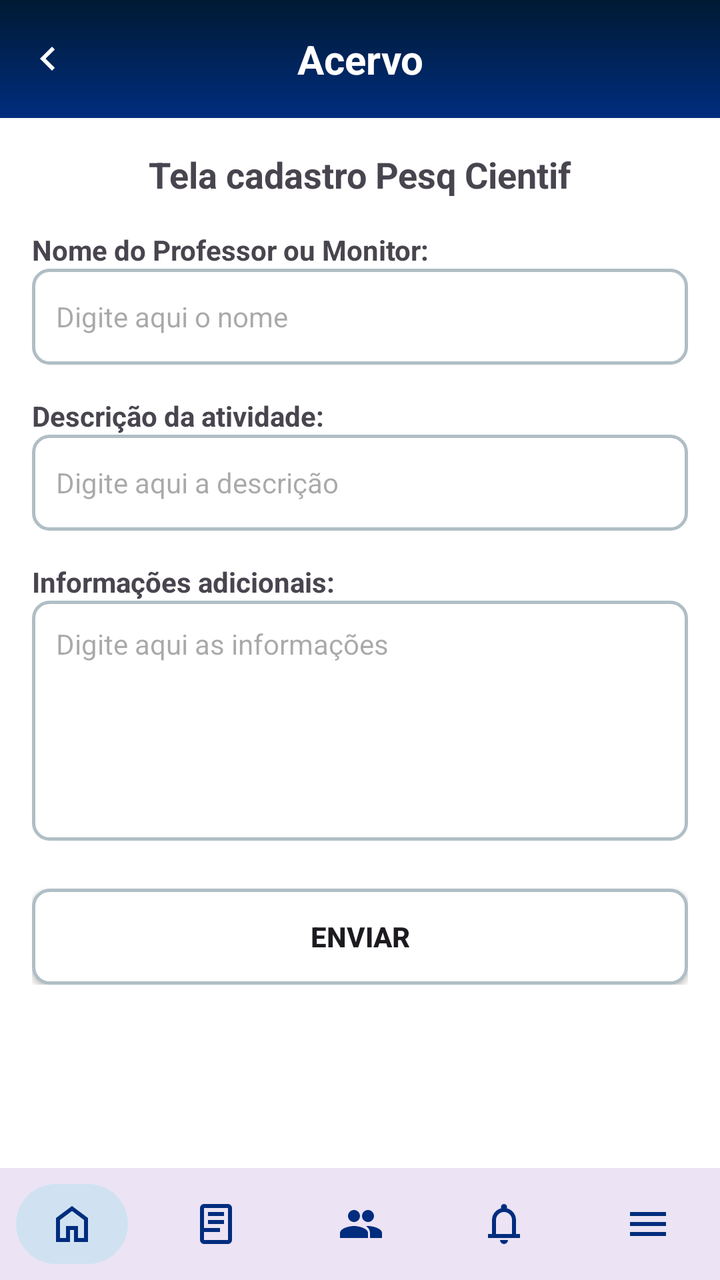
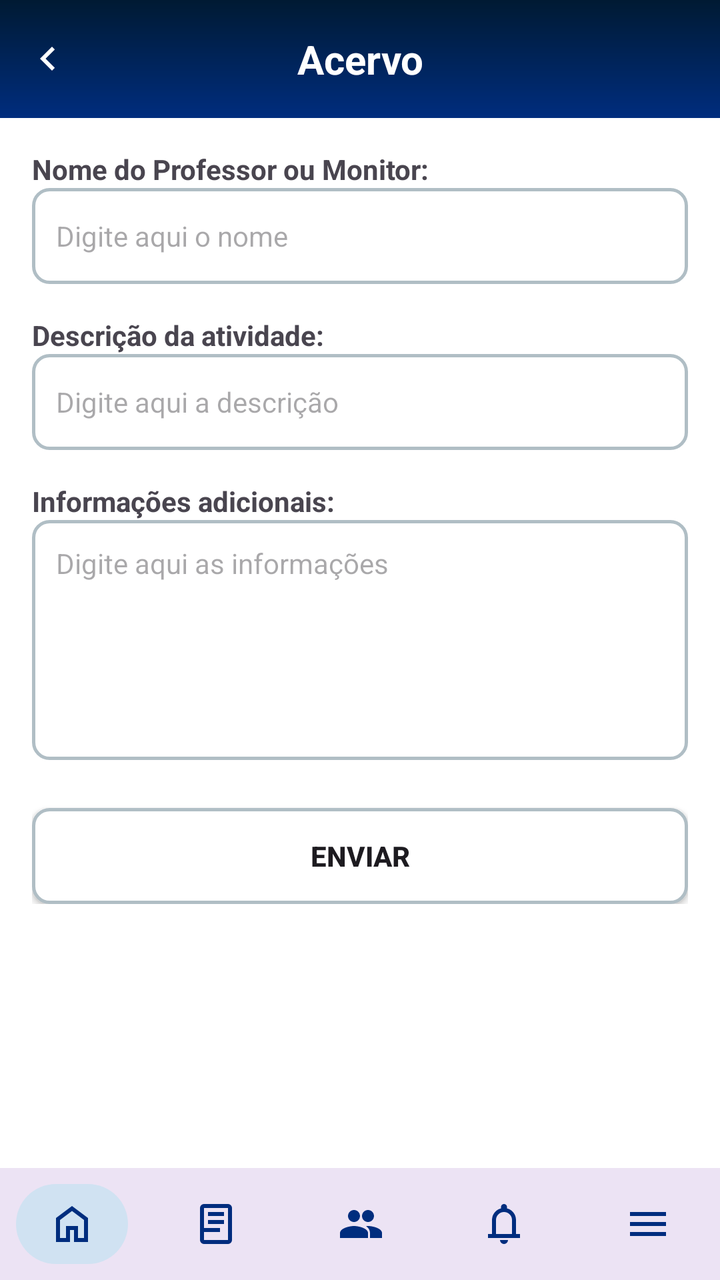

Compare the two renders of this Android layout. The source of the first and the diff that turns it into the second are given below.
<!-- AndroidManifest.xml: application theme Theme.Bibliotecaapp -->
<!-- res/layout/tela_cadastro_pesquisa.xml -->
<?xml version="1.0" encoding="utf-8"?>
<LinearLayout xmlns:android="http://schemas.android.com/apk/res/android"
    xmlns:app="http://schemas.android.com/apk/res-auto"
    android:layout_width="match_parent"
    android:layout_height="match_parent"
    android:background="#FFFFFF"
    android:orientation="vertical">

    
    <RelativeLayout
        android:layout_width="match_parent"
        android:layout_height="wrap_content"
        android:background="@drawable/background_header">

        <ImageButton
            android:id="@+id/btnVoltar"
            android:layout_width="48dp"
            android:layout_height="48dp"
            android:layout_centerVertical="true"
            android:background="?attr/selectableItemBackgroundBorderless"
            android:src="@drawable/ic_leftarrow"
            app:tint="#FFFFFF" />

        <TextView
            android:layout_width="match_parent"
            android:layout_height="wrap_content"
            android:gravity="center"
            android:padding="16dp"
            android:text="Acervo"
            android:textColor="#FFFFFF"
            android:textSize="20sp"
            android:textStyle="bold" />
    </RelativeLayout>

    <ScrollView
        android:layout_width="match_parent"
        android:layout_height="0dp"
        android:layout_weight="1">

        <LinearLayout
            android:layout_width="match_parent"
            android:layout_height="wrap_content"
            android:orientation="vertical"
            android:padding="16dp">

            <TextView
                android:layout_width="wrap_content"
                android:layout_height="wrap_content"
                android:layout_gravity="center_horizontal"
                android:layout_marginBottom="16dp"
                android:text="Tela cadastro Pesq Cientif"
                android:textSize="18sp"
                android:textStyle="bold" />

            <TextView
                android:layout_width="wrap_content"
                android:layout_height="wrap_content"
                android:text="Nome do Professor ou Monitor:"
                android:textStyle="bold" />

            <EditText
                android:id="@+id/edtNomeProfessor"
                android:layout_width="match_parent"
                android:layout_height="48dp"
                android:layout_marginBottom="16dp"
                android:background="@drawable/background_campo_input"
                android:hint="Digite aqui o nome"
                android:padding="12dp"
                android:textSize="14sp" />

            <TextView
                android:layout_width="wrap_content"
                android:layout_height="wrap_content"
                android:text="Descrição da atividade:"
                android:textStyle="bold" />

            <EditText
                android:id="@+id/edtDescricaoAtividade"
                android:layout_width="match_parent"
                android:layout_height="48dp"
                android:layout_marginBottom="16dp"
                android:background="@drawable/background_campo_input"
                android:hint="Digite aqui a descrição"
                android:padding="12dp"
                android:textSize="14sp" />

            <TextView
                android:layout_width="wrap_content"
                android:layout_height="wrap_content"
                android:text="Informações adicionais:"
                android:textStyle="bold" />

            <EditText
                android:id="@+id/edtInfoAdicionais"
                android:layout_width="match_parent"
                android:layout_height="120dp"
                android:layout_marginBottom="24dp"
                android:background="@drawable/background_campo_input"
                android:gravity="top"
                android:hint="Digite aqui as informações"
                android:padding="12dp"
                android:textSize="14sp" />

            <androidx.appcompat.widget.AppCompatButton
                android:id="@+id/btnEnviar"
                android:layout_width="match_parent"
                android:layout_height="wrap_content"
                android:background="@drawable/background_campo_input"
                android:text="ENVIAR"
                android:textStyle="bold" />

        </LinearLayout>
    </ScrollView>

    
    <include layout="@layout/navbar_admin_layout" />

</LinearLayout>
<!-- res/layout/navbar_admin_layout.xml (included above) -->
<?xml version="1.0" encoding="utf-8"?>
<com.google.android.material.bottomnavigation.BottomNavigationView
    xmlns:android="http://schemas.android.com/apk/res/android"
    xmlns:app="http://schemas.android.com/apk/res-auto"
    android:id="@+id/bottomNavAdmin"
    style="@style/NavBar"
    android:layout_width="match_parent"
    android:layout_height="wrap_content"
    app:menu="@menu/admin_bottom_menu"/>
<!-- resources referenced by this layout -->
<resources>
  <!-- drawable background_campo_input (drawable) -->
  <?xml version="1.0" encoding="utf-8"?>
  <shape xmlns:android="http://schemas.android.com/apk/res/android"
      android:shape="rectangle">
  
      <solid android:color="#FFFFFF" />
  
      <stroke
          android:width="1.5dp"
          android:color="#B0BEC5" />
  
      <corners android:radius="8dp" />
  
  </shape>
  <!-- drawable background_header (drawable) -->
  <?xml version="1.0" encoding="utf-8"?>
  <shape xmlns:android="http://schemas.android.com/apk/res/android">
  
      <gradient
          android:type="linear"
          android:angle="270"
          android:startColor="#001A33"
          android:endColor="#002D7E" />
  
      <corners android:radius="0dp" />
  
  </shape>
  <!-- drawable ic_leftarrow (drawable) -->
  <vector xmlns:android="http://schemas.android.com/apk/res/android"
      android:width="24dp"
      android:height="24dp"
      android:viewportWidth="960"
      android:viewportHeight="960">
    <path
        android:pathData="M560,720 L320,480l240,-240 56,56 -184,184 184,184 -56,56Z"
        android:fillColor="#FFFFFF"/>
  </vector>
  <style name="NavBar" parent="Widget.MaterialComponents.BottomNavigationView">
          <item name="itemBackground">@drawable/nav_item_background</item>
          <item name="itemRippleColor">@android:color/transparent</item>
          <item name="itemIconTint">#002D7E</item>
          <item name="itemTextColor">@null</item>
          <item name="labelVisibilityMode">unlabeled</item>
      </style>
  <style name="Theme.Bibliotecaapp" parent="Base.Theme.Bibliotecaapp" />
  <!-- drawable nav_item_background (drawable) -->
  <?xml version="1.0" encoding="utf-8"?>
  <selector xmlns:android="http://schemas.android.com/apk/res/android">
  
      
      <item android:state_checked="true">
          <inset
              android:insetLeft="8dp"
              android:insetRight="8dp"
              android:insetTop="8dp"
              android:insetBottom="8dp">
  
              <shape android:shape="rectangle">
                  <solid android:color="#D0E2F2"/>
                  <corners android:radius="100dp"/>
              </shape>
  
          </inset>
      </item>
  
      
      <item>
          <color android:color="@android:color/transparent"/>
      </item>
  
  </selector>
  <style name="Base.Theme.Bibliotecaapp" parent="Theme.Material3.DayNight.NoActionBar">
          
          
      </style>
</resources>

<!-- the commit's change to res/layout/tela_cadastro_pesquisa.xml (unified diff, before → after) -->
@@ -43,14 +43,6 @@
             android:orientation="vertical"
             android:padding="16dp">
 
-            <TextView
-                android:layout_width="wrap_content"
-                android:layout_height="wrap_content"
-                android:layout_gravity="center_horizontal"
-                android:layout_marginBottom="16dp"
-                android:text="Tela cadastro Pesq Cientif"
-                android:textSize="18sp"
-                android:textStyle="bold" />
 
             <TextView
                 android:layout_width="wrap_content"
